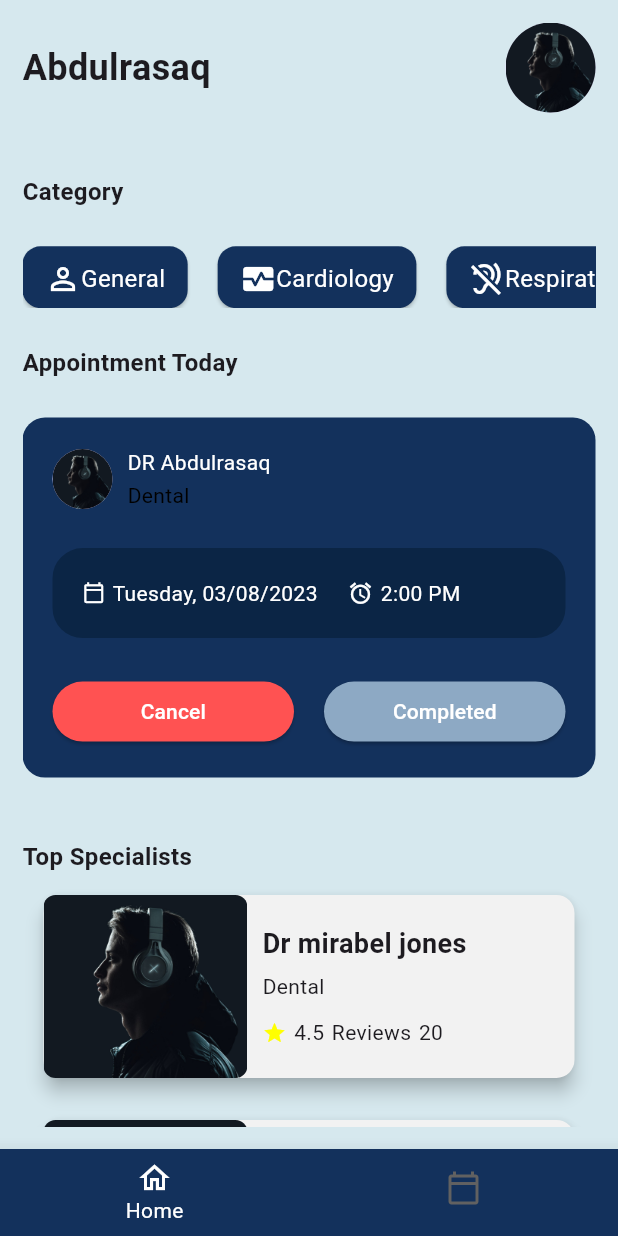
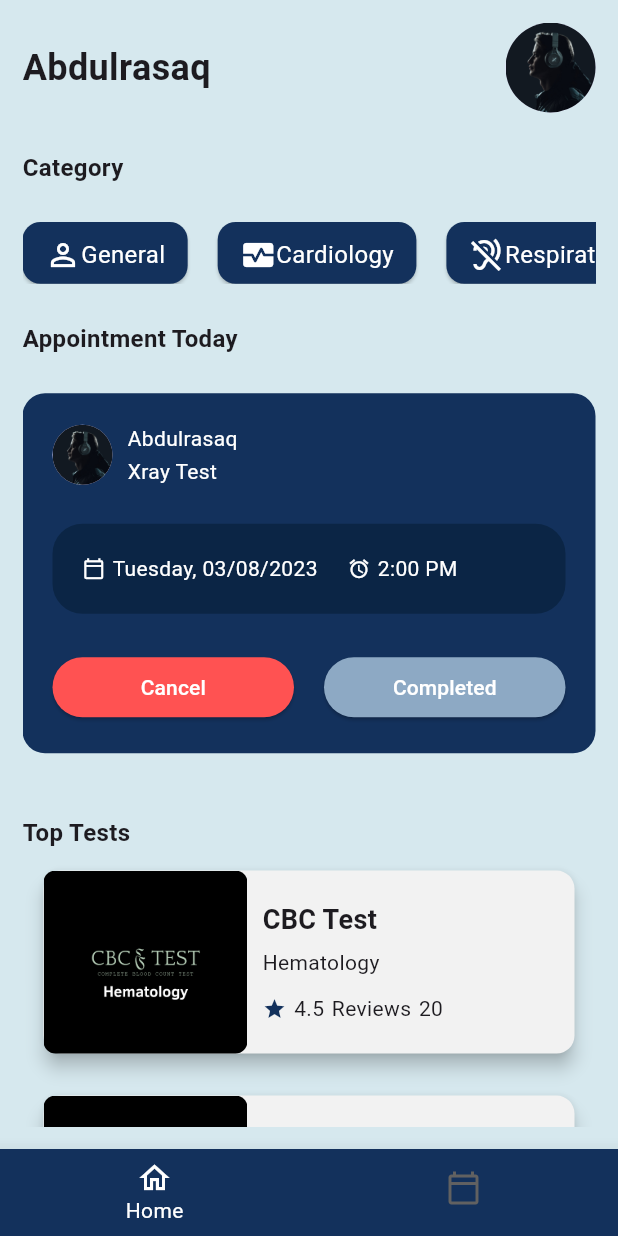
Before and after one commit to Vichally20/onkyr, a Flutter app: the screen it shows after launch, after a tap on "Sign-In", on a phone screen of 412 x 824 dp. Run offline on Flutter 3.47's test engine with Material 3 defaults, Android fonts, the phone set to English and light mode, and no system bars; our stand-ins replace lottie, table_calendar.

Commit message:
add the nw messga

```diff
--- /dev/null
+++ b/devtools_options.yaml
@@ -0,0 +1,3 @@
+description: This file stores settings for Dart & Flutter DevTools.
+documentation: https://docs.flutter.dev/tools/devtools/extensions#configure-extension-enablement-states
+extensions:
--- a/lib/components/appointment_card.dart
+++ b/lib/components/appointment_card.dart
@@ -34,15 +34,15 @@ class _AppointmentCardState extends State<AppointmentCard> {
                     crossAxisAlignment: CrossAxisAlignment.start,
                     children: const [
                       Text(
-                        'DR Abdulrasaq',
+                        'Abdulrasaq',
                         style: TextStyle(color: Colors.white),
                       ),
                       SizedBox(
                         height: 2,
                       ),
                       Text(
-                        'Dental',
-                        style: TextStyle(color: Colors.black),
+                        'Xray Test',
+                        style: TextStyle(color: Colors.white),
                       ),
                     ],
                   ),
@@ -122,7 +122,7 @@ class ScheduleCard extends StatelessWidget {
           Icon(
             Icons.access_alarm_outlined,
             color: Colors.white,
-            size: 17,
+            size: 15,
           ),
           SizedBox(
             width: 5,
--- a/lib/components/doctor_card.dart
+++ b/lib/components/doctor_card.dart
@@ -13,15 +13,15 @@ class DoctorCard extends StatelessWidget {
       decoration: BoxDecoration(
         borderRadius: BorderRadius.circular(30),
       ),
-      padding: EdgeInsets.symmetric(horizontal: 10, vertical: 10),
+      padding: const EdgeInsets.symmetric(horizontal: 10, vertical: 10),
       height: 150,
       child: GestureDetector(
-        onTap: (){
+        onTap: () {
           Navigator.of(context).pushNamed(route);
         },
         child: Card(
           elevation: 5,
-          color:  Color(0xFFF2F2F2),
+          color: const Color(0xFFF2F2F2),
           child: Row(
             children: [
               SizedBox(
@@ -29,20 +29,20 @@ class DoctorCard extends StatelessWidget {
                 child: ClipRRect(
                   borderRadius: BorderRadius.circular(8),
                   child: Image.asset(
-              'asset/profile23.jpg',
+                    'asset/test1.png',
                     fit: BoxFit.cover,
                   ),
                 ),
               ),
-              SizedBox(width: 10),
-              Expanded(
+              const SizedBox(width: 10),
+              const Expanded(
                 child: Padding(
                   padding: EdgeInsets.symmetric(vertical: 20),
                   child: Column(
                     crossAxisAlignment: CrossAxisAlignment.start,
-              children:  [
+                    children: [
                       Text(
-            'Dr mirabel jones',
+                        'CBC Test',
                         style: TextStyle(
                           fontSize: 18,
                           fontWeight: FontWeight.bold,
@@ -50,7 +50,7 @@ class DoctorCard extends StatelessWidget {
                       ),
                       SizedBox(height: 5),
                       Text(
-            'Dental',
+                        'Hematology',
                         style: TextStyle(
                           fontSize: 14,
                           fontWeight: FontWeight.normal,
@@ -59,7 +59,8 @@ class DoctorCard extends StatelessWidget {
                       Spacer(),
                       Row(
                         children: [
-              Icon(Icons.star, color: Colors.yellowAccent, size: 16),
+                          Icon(Icons.star,
+                              color: Config.primaryColor, size: 16),
                           SizedBox(width: 5),
                           Text('4.5'),
                           SizedBox(width: 5),
@@ -76,7 +77,6 @@ class DoctorCard extends StatelessWidget {
           ),
         ),
       ),
-
     );
   }
 }
--- a/lib/screens/home.dart
+++ b/lib/screens/home.dart
@@ -32,11 +32,11 @@ class _HomePageState extends State<HomePage> {
     },
     {
       'icon':Icons.cable_outlined,
-      'category':'Gynecology',
+      'category':'Immunology',
     },
     {
       'icon':Icons.table_bar_outlined,
-      'category':'Dental',
+      'category':'Hematology',
     },
 
   ];
@@ -45,7 +45,7 @@ class _HomePageState extends State<HomePage> {
     Config().init(context);
     return  Scaffold(
       body: Padding(
-          padding: EdgeInsets.symmetric(
+          padding: const EdgeInsets.symmetric(
         horizontal: 15,
         vertical: 15,
           ),
@@ -55,7 +55,7 @@ class _HomePageState extends State<HomePage> {
                 mainAxisAlignment: MainAxisAlignment.start,
                 crossAxisAlignment: CrossAxisAlignment.start,
                 children: [
-                  Row(
+                  const Row(
                     mainAxisAlignment: MainAxisAlignment.spaceBetween,
                     children: [
                       Text('Abdulrasaq',
@@ -64,6 +64,7 @@ class _HomePageState extends State<HomePage> {
                         fontWeight: FontWeight.bold,
                       ),
                       ),
+                      // 1
                       SizedBox(
                         child: CircleAvatar(
                           radius: 30,
@@ -72,7 +73,7 @@ class _HomePageState extends State<HomePage> {
                       )
                     ],
                   ),
-                  Config.spaceMedium,
+                  Config.spaceSmall,
 
                   const Text('Category',
                     style: TextStyle(
@@ -125,7 +126,7 @@ class _HomePageState extends State<HomePage> {
                   const AppointmentCard(),
                   Config.spaceMedium,
                   const Text(
-                    'Top Specialists',
+                    'Top Tests',
                     style: TextStyle(
                       fontSize: 16,
                       fontWeight: FontWeight.bold,
--- a/pubspec.yaml
+++ b/pubspec.yaml
@@ -71,6 +71,7 @@ flutter:
      - asset/google.png
      - asset/profile23.jpg
      - asset/successlottie.json
+     - asset/test1.png
 
 
 
```
Also changed, not shown: lib/nwo/stat_detail.dart (+17 -14 lines), asset/test1.png (added). Lines whose indentation alone changed are shown as unchanged.
